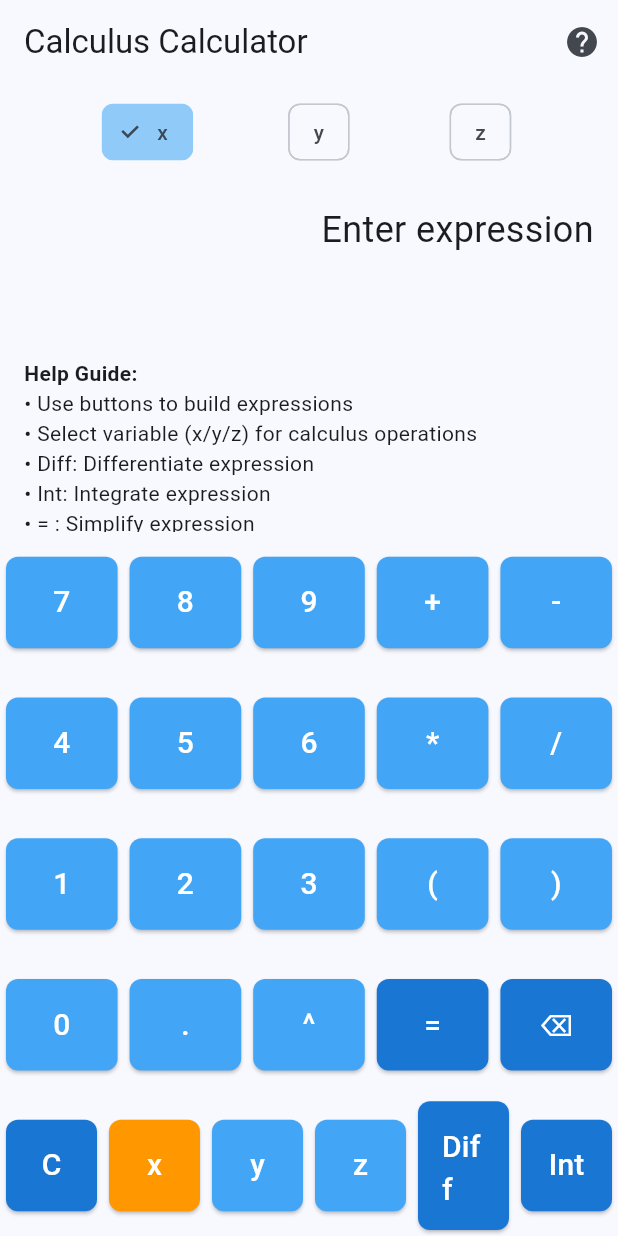
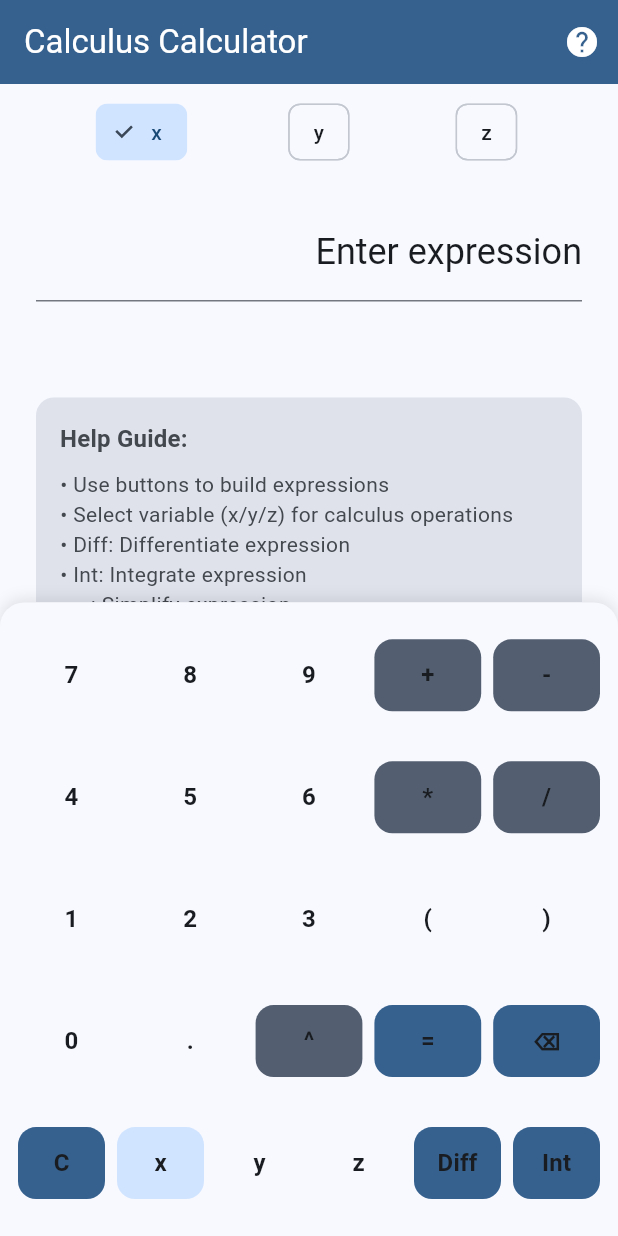
Before and after one commit to AmamulHaq/calculator_app, a Flutter app: the CalculatorScreen screen opened directly, after a tap on the "help" icon, on a phone screen of 412 x 824 dp. Run offline on Flutter 3.47's test engine with Material 3 defaults, Android fonts, the phone set to English and light mode, and no system bars.

Commit message:
to update UI

```diff
--- a/lib/calculusI.dart
+++ b/lib/calculusI.dart
@@ -11,7 +11,12 @@ class CalculusApp extends StatelessWidget {
     return MaterialApp(
       title: 'Calculus Calculator',
       theme: ThemeData(
-        primarySwatch: Colors.blue,
+        primarySwatch: Colors.indigo,
+        colorScheme: ColorScheme.fromSwatch(
+          primarySwatch: Colors.indigo,
+          accentColor: Colors.amber,
+          backgroundColor: Colors.grey[50],
+        ),
         visualDensity: VisualDensity.adaptivePlatformDensity,
       ),
       home: const CalculatorScreen(),
@@ -108,18 +113,23 @@ class _CalculatorScreenState extends State<CalculatorScreen> {
     return Scaffold(
       appBar: AppBar(
         title: const Text('Calculus Calculator'),
+        backgroundColor: Theme.of(context).colorScheme.primary,
+        foregroundColor: Theme.of(context).colorScheme.onPrimary,
         actions: [
           IconButton(
             icon: const Icon(Icons.help),
             onPressed: () => _onButtonPressed('Help'),
+            color: Theme.of(context).colorScheme.onPrimary,
           ),
         ],
       ),
+      backgroundColor: Theme.of(context).colorScheme.background,
       body: Column(
         children: [
           // Variable selection
-          Padding(
-            padding: const EdgeInsets.all(8.0),
+          Container(
+            padding: const EdgeInsets.symmetric(vertical: 8),
+            color: Theme.of(context).colorScheme.surface,
             child: Row(
               mainAxisAlignment: MainAxisAlignment.spaceEvenly,
               children: ['x', 'y', 'z'].map((varName) {
@@ -127,7 +137,12 @@ class _CalculatorScreenState extends State<CalculatorScreen> {
                   label: Text(varName),
                   selected: _selectedVariable == varName,
                   onSelected: (_) => _selectVariable(varName),
-                  selectedColor: Colors.blue[200],
+                  selectedColor: Theme.of(context).colorScheme.primaryContainer,
+                  labelStyle: TextStyle(
+                    color: _selectedVariable == varName
+                        ? Theme.of(context).colorScheme.onPrimaryContainer
+                        : Theme.of(context).colorScheme.onSurface,
+                  ),
                 );
               }).toList(),
             ),
@@ -135,28 +150,41 @@ class _CalculatorScreenState extends State<CalculatorScreen> {
 
           // Display area
           Expanded(
+            flex: 2,
             child: SingleChildScrollView(
               child: Padding(
-                padding: const EdgeInsets.all(16.0),
+                padding: const EdgeInsets.symmetric(horizontal: 24, vertical: 16),
                 child: Column(
                   crossAxisAlignment: CrossAxisAlignment.stretch,
                   children: [
-                    Text(
+                    Container(
+                      padding: const EdgeInsets.symmetric(vertical: 16),
+                      decoration: BoxDecoration(
+                        border: Border(
+                          bottom: BorderSide(
+                            color: Theme.of(context).dividerColor,
+                            width: 1,
+                          ),
+                        ),
+                      ),
+                      child: Text(
                         _expression.isEmpty ? 'Enter expression' : _expression,
-                      style: const TextStyle(fontSize: 24),
+                        style: Theme.of(context).textTheme.headlineSmall?.copyWith(
+                          color: Theme.of(context).colorScheme.onSurface,
+                        ),
                         textAlign: TextAlign.right,
                       ),
-                    const SizedBox(height: 20),
+                    ),
+                    const SizedBox(height: 8),
                     Text(
                       _result,
-                      style: TextStyle(
-                        fontSize: 20,
-                        color: Colors.blue[700],
+                      style: Theme.of(context).textTheme.headlineMedium?.copyWith(
+                        color: Theme.of(context).colorScheme.primary,
                         fontWeight: FontWeight.bold,
                       ),
                       textAlign: TextAlign.right,
                     ),
-                    if (_showHelp) _buildHelpPanel(),
+                    if (_showHelp) _buildHelpPanel(context),
                   ],
                 ),
               ),
@@ -165,27 +193,41 @@ class _CalculatorScreenState extends State<CalculatorScreen> {
 
           // Calculator buttons
           Expanded(
-            flex: 2,
+            flex: 3,
+            child: Container(
+              padding: const EdgeInsets.all(8),
+              decoration: BoxDecoration(
+                color: Theme.of(context).colorScheme.surface,
+                borderRadius: const BorderRadius.vertical(top: Radius.circular(16)),
+                boxShadow: [
+                  BoxShadow(
+                    color: Colors.black.withOpacity(0.1),
+                    blurRadius: 8,
+                    offset: const Offset(0, -2),
+                  ),
+                ],
+              ),
               child: Column(
                 children: [
                   ...buttonRows.map((row) => Expanded(
                     child: Row(
-                        children: row.map((btn) => _buildButton(btn)).toList(),
+                      children: row.map((btn) => _buildButton(context, btn)).toList(),
                     ),
                   )),
                   Expanded(
                     child: Row(
                       children: [
-                      _buildButton('C'),
-                      _buildButton('x'),
-                      _buildButton('y'),
-                      _buildButton('z'),
-                      _buildButton('Diff'),
-                      _buildButton('Int'),
+                        _buildButton(context, 'C'),
+                        _buildButton(context, 'x'),
+                        _buildButton(context, 'y'),
+                        _buildButton(context, 'z'),
+                        _buildButton(context, 'Diff'),
+                        _buildButton(context, 'Int'),
                       ],
                     ),
                   ),
                 ],
+              ),
             ),
           ),
         ],
@@ -193,51 +235,84 @@ class _CalculatorScreenState extends State<CalculatorScreen> {
     );
   }
 
-  Widget _buildButton(String text) {
+  Widget _buildButton(BuildContext context, String text) {
     final isSpecial = ['C', '⌫', '=', 'Diff', 'Int'].contains(text);
     final isVariable = ['x', 'y', 'z'].contains(text);
     final isSelected = isVariable && text == _selectedVariable;
+    final isOperator = ['+', '-', '*', '/', '^'].contains(text);
+
+    Color? buttonColor;
+    if (isSelected) {
+      buttonColor = Theme.of(context).colorScheme.primaryContainer;
+    } else if (isSpecial) {
+      buttonColor = Theme.of(context).colorScheme.primary;
+    } else if (isOperator) {
+      buttonColor = Theme.of(context).colorScheme.secondary;
+    } else {
+      buttonColor = Theme.of(context).colorScheme.surface;
+    }
 
     return Expanded(
       child: Padding(
         padding: const EdgeInsets.all(4.0),
         child: ElevatedButton(
           style: ElevatedButton.styleFrom(
-            padding: const EdgeInsets.all(16.0),
-            backgroundColor: isSelected
-                ? Colors.orange
-                : isSpecial
-                    ? Colors.blue[700]
-                    : Colors.blue[400],
-            foregroundColor: Colors.white,
+            padding: const EdgeInsets.all(12.0),
+            backgroundColor: buttonColor,
+            foregroundColor: isSelected
+                ? Theme.of(context).colorScheme.onPrimaryContainer
+                : isSpecial || isOperator
+                    ? Theme.of(context).colorScheme.onPrimary
+                    : Theme.of(context).colorScheme.onSurface,
             shape: RoundedRectangleBorder(
-              borderRadius: BorderRadius.circular(8.0),
+              borderRadius: BorderRadius.circular(12.0),
             ),
+            elevation: 0,
+            shadowColor: Colors.transparent,
           ),
           onPressed: () => _onButtonPressed(text),
           child: Text(
             text,
-            style: const TextStyle(fontSize: 20),
+            style: Theme.of(context).textTheme.titleMedium?.copyWith(
+              fontWeight: FontWeight.bold,
+            ),
           ),
         ),
       ),
     );
   }
 
-  Widget _buildHelpPanel() {
-    return const Padding(
-      padding: EdgeInsets.only(top: 20.0),
+  Widget _buildHelpPanel(BuildContext context) {
+    return Container(
+      margin: const EdgeInsets.only(top: 20),
+      padding: const EdgeInsets.all(16),
+      decoration: BoxDecoration(
+        color: Theme.of(context).colorScheme.surfaceVariant,
+        borderRadius: BorderRadius.circular(12),
+      ),
       child: Column(
         crossAxisAlignment: CrossAxisAlignment.start,
         children: [
-          Text('Help Guide:', style: TextStyle(fontWeight: FontWeight.bold)),
-          Text('• Use buttons to build expressions'),
-          Text('• Select variable (x/y/z) for calculus operations'),
-          Text('• Diff: Differentiate expression'),
-          Text('• Int: Integrate expression'),
-          Text('• = : Simplify expression'),
-          Text('• C : Clear expression'),
-          Text('• ⌫ : Backspace'),
+          Text(
+            'Help Guide:',
+            style: Theme.of(context).textTheme.titleMedium?.copyWith(
+              fontWeight: FontWeight.bold,
+              color: Theme.of(context).colorScheme.onSurfaceVariant,
+            ),
+          ),
+          const SizedBox(height: 8),
+          Text(
+            '• Use buttons to build expressions\n'
+            '• Select variable (x/y/z) for calculus operations\n'
+            '• Diff: Differentiate expression\n'
+            '• Int: Integrate expression\n'
+            '• = : Simplify expression\n'
+            '• C : Clear expression\n'
+            '• ⌫ : Backspace',
+            style: Theme.of(context).textTheme.bodyMedium?.copyWith(
+              color: Theme.of(context).colorScheme.onSurfaceVariant,
+            ),
+          ),
         ],
       ),
     );
```
Lines whose indentation alone changed are shown as unchanged.
